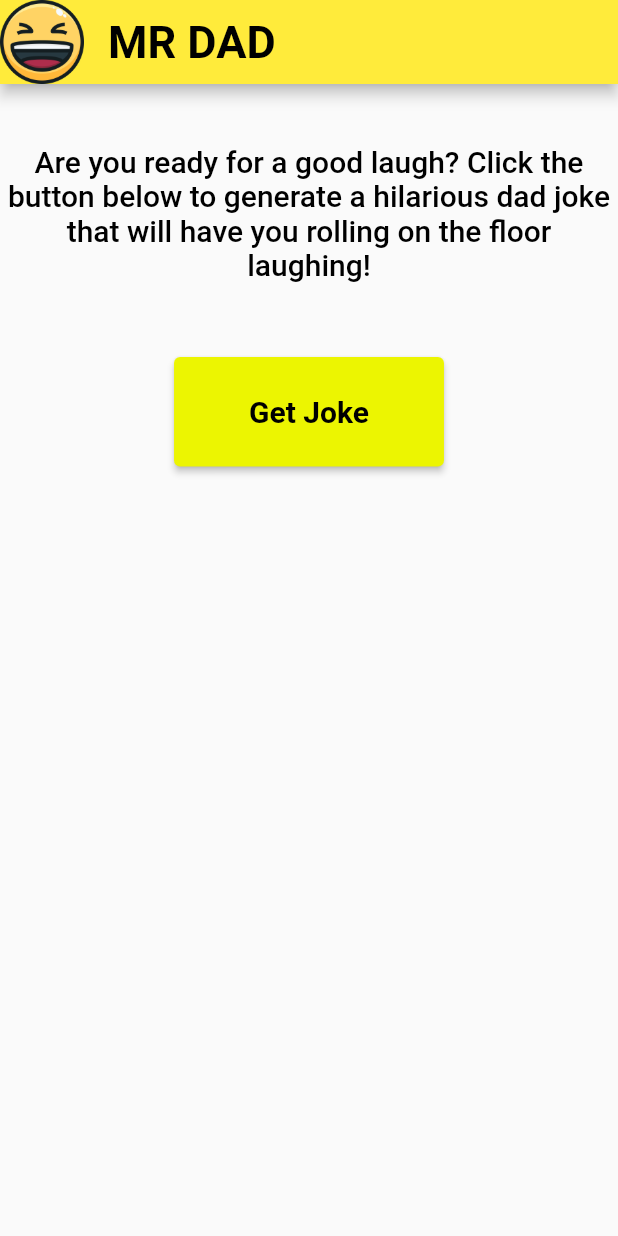
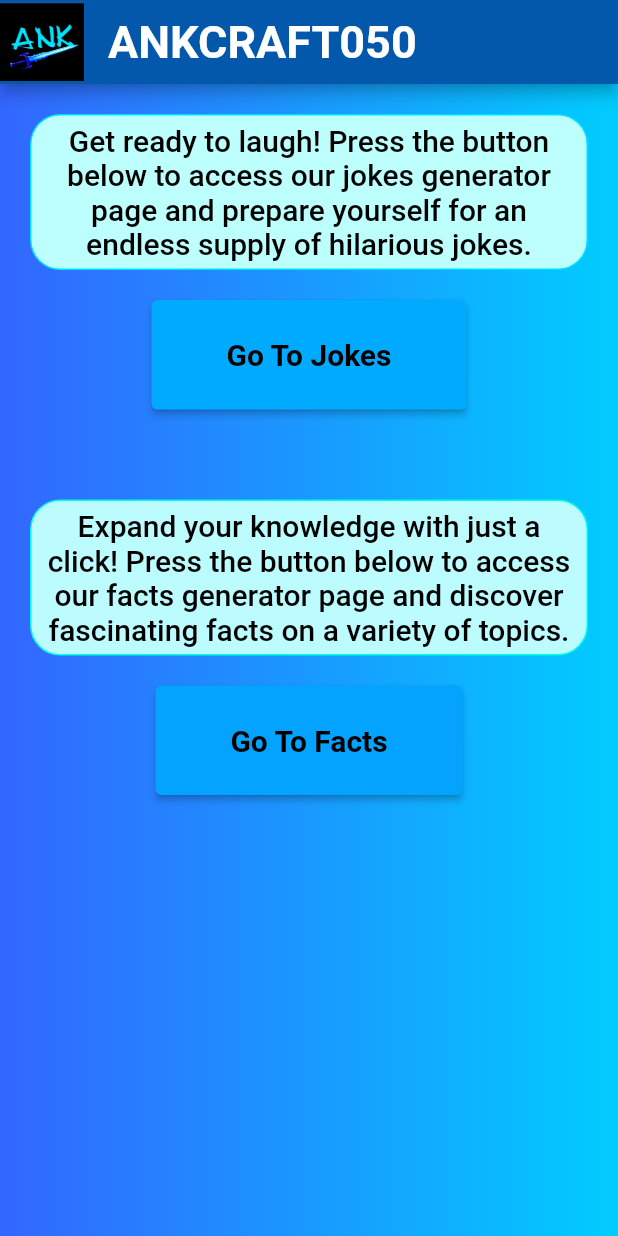
Before and after one commit to Ank050/Jokes-and-Facts-App, a Flutter app: the screen it shows after launch, on a phone screen of 412 x 824 dp. Run offline on Flutter 3.47's test engine with Material 2 defaults, Android fonts, the phone set to English and light mode, and no system bars.

Commit message:
added facts

```diff
--- a/lib/main.dart
+++ b/lib/main.dart
@@ -1,69 +1,71 @@
-import 'dart:async';
+import 'package:ankjokesapp/facts.dart';
+import 'package:flutter/material.dart';
+import 'jokes.dart';
 
-import 'package:http/http.dart' as http;
-import 'package:flutter/material.dart';
+void main() => runApp(
+      const MaterialApp(
+        debugShowCheckedModeBanner: false,
+        title: "App",
+        home: HomeScreen(),
+      ),
+    );
 
-void main() {
-  runApp(const TestScreen());
-}
-
-class TestScreen extends StatelessWidget {
-  const TestScreen({super.key});
+class HomeScreen extends StatelessWidget {
+  const HomeScreen({super.key});
 
   @override
   Widget build(BuildContext context) {
-    return MaterialApp(
-      debugShowCheckedModeBanner: false,
-      theme: ThemeData(
-        primaryColor: Colors.yellow,
+    return Container(
+      decoration: const BoxDecoration(
+        gradient: LinearGradient(
+            colors: [
+              Color(0xFF3366FF),
+              Color(0xFF00CCFF),
+            ],
+            begin: FractionalOffset(0.0, 0.0),
+            end: FractionalOffset(1.0, 0.0),
+            stops: [0.0, 1.0],
+            tileMode: TileMode.clamp),
       ),
-      title: 'This is a test app',
-      home: const HomeScreen(),
-    );
-  }
-}
-
-class HomeScreen extends StatefulWidget {
-  const HomeScreen({Key? key}) : super(key: key);
-
-  @override
-  _HomeScreenState createState() => _HomeScreenState();
-}
-
-class _HomeScreenState extends State<HomeScreen> {
-  final ButtonPress buttonPress = ButtonPress();
-  String? joke;
-
-  @override
-  Widget build(BuildContext context) {
-    return Scaffold(
+      child: Scaffold(
+        backgroundColor: Colors.transparent,
         appBar: AppBar(
           leading: SizedBox(
             width: 10,
             height: 10,
             child: Image.asset(
-              "assets/images/lol.png",
+              "assets/images/pfp.png",
               fit: BoxFit.contain,
-            )),
+            ),
+          ),
           title: const Text(
-          "MR DAD",
+            "ANKCRAFT050",
             style: TextStyle(
-              color: Colors.black,
+                color: Color.fromARGB(255, 255, 255, 255),
                 fontSize: 30,
                 fontFamily: "Roboto",
                 fontWeight: FontWeight.bold),
           ),
-        backgroundColor: Colors.yellow,
+          backgroundColor: Color.fromARGB(255, 3, 88, 172),
         ),
-      body: Center(
-        child: Column(
-          mainAxisAlignment: MainAxisAlignment.start,
-          crossAxisAlignment: CrossAxisAlignment.start,
+        body: Column(
           children: [
-            const Padding(
-              padding: EdgeInsets.only(left: 5, right: 5, top: 40),
+            Center(
+              child: Padding(
+                padding: const EdgeInsets.all(20.0),
+                child: Container(
+                  decoration: BoxDecoration(
+                    borderRadius: BorderRadius.circular(20),
+                    border: Border.all(
+                      color: Color.fromARGB(255, 0, 225, 255),
+                      width: 1,
+                    ),
+                    color: Color.fromARGB(255, 188, 255, 253),
+                  ),
+                  child: const Padding(
+                    padding: EdgeInsets.all(5),
                     child: Text(
-                "Are you ready for a good laugh? Click the button below to generate a hilarious dad joke that will have you rolling on the floor laughing!",
+                      "Get ready to laugh! Press the button below to access our jokes generator page and prepare yourself for an endless supply of hilarious jokes.",
                       style: TextStyle(
                           color: Colors.black,
                           fontSize: 20,
@@ -72,54 +74,58 @@ class _HomeScreenState extends State<HomeScreen> {
                       textAlign: TextAlign.center,
                     ),
                   ),
+                ),
+              ),
+            ),
             Center(
               child: Padding(
-                padding: const EdgeInsets.all(50),
-                child: Column(
-                  children: [
-                    ElevatedButton(
-                      onPressed: () async {
-                        final String newJoke = await buttonPress.getJoke();
-                        setState(() {
-                          joke = newJoke;
-                        });
+                padding: const EdgeInsets.only(top: 0),
+                child: ElevatedButton(
+                  onPressed: () {
+                    Navigator.push(
+                      context,
+                      MaterialPageRoute(
+                        builder: (context) => const JokesScreen(),
+                      ),
+                    );
                   },
                   style: ElevatedButton.styleFrom(
                     padding: const EdgeInsets.symmetric(
                         horizontal: 50, vertical: 25),
-                        backgroundColor: const Color.fromARGB(255, 236, 245, 1),
+                    backgroundColor: Color.fromARGB(255, 0, 170, 255),
                     textStyle: const TextStyle(
                       fontSize: 20,
                       fontWeight: FontWeight.bold,
                     ),
                   ),
                   child: const Text(
-                        'Get Joke',
+                    'Go To Jokes',
                     style: TextStyle(
                       color: Color.fromARGB(255, 0, 0, 0),
                     ),
                   ),
                 ),
-                    if (joke != null)
+              ),
+            ),
             Center(
+              child: Padding(
+                padding: const EdgeInsets.only(top: 60.0, left: 20, right: 20),
                 child: Container(
-                          height: 300,
-                          width: 450,
                   decoration: BoxDecoration(
+                    borderRadius: BorderRadius.circular(20),
                     border: Border.all(
-                              color: const Color.fromARGB(255, 245, 203, 120),
-                              width: 3,
+                      color: Color.fromARGB(255, 0, 255, 234),
+                      width: 1,
                     ),
-                            color: const Color.fromARGB(255, 243, 230, 185),
+                    color: Color.fromARGB(255, 188, 252, 255),
                   ),
-                          margin: const EdgeInsets.only(top: 70),
-                          padding: const EdgeInsets.all(10),
-                          child: Center(
+                  child: const Padding(
+                    padding: EdgeInsets.all(5),
                     child: Text(
-                              joke!,
-                              style: const TextStyle(
+                      "Expand your knowledge with just a click! Press the button below to access our facts generator page and discover fascinating facts on a variety of topics.",
+                      style: TextStyle(
+                          color: Colors.black,
                           fontSize: 20,
-                                  color: Colors.black,
                           fontFamily: "Roboto",
                           fontWeight: FontWeight.w500),
                       textAlign: TextAlign.center,
@@ -127,7 +133,34 @@ class _HomeScreenState extends State<HomeScreen> {
                   ),
                 ),
               ),
-                  ],
+            ),
+            Center(
+              child: Padding(
+                padding: const EdgeInsets.only(top: 20),
+                child: ElevatedButton(
+                  onPressed: () {
+                    Navigator.push(
+                      context,
+                      MaterialPageRoute(
+                        builder: (context) => const FactScreen(),
+                      ),
+                    );
+                  },
+                  style: ElevatedButton.styleFrom(
+                    padding: const EdgeInsets.symmetric(
+                        horizontal: 50, vertical: 25),
+                    backgroundColor: Color.fromARGB(255, 4, 163, 255),
+                    textStyle: const TextStyle(
+                      fontSize: 20,
+                      fontWeight: FontWeight.bold,
+                    ),
+                  ),
+                  child: const Text(
+                    'Go To Facts',
+                    style: TextStyle(
+                      color: Color.fromARGB(255, 0, 0, 0),
+                    ),
+                  ),
                 ),
               ),
             ),
@@ -137,18 +170,3 @@ class _HomeScreenState extends State<HomeScreen> {
     );
   }
 }
-
-class ButtonPress {
-  Future<String> getJoke() async {
-    final response = await http.get(
-      Uri.parse('https://icanhazdadjoke.com/'),
-      headers: {'Accept': 'text/plain'},
-    );
-
-    if (response.statusCode == 200) {
-      return response.body;
-    } else {
-      throw Exception('Failed to load joke');
-    }
-  }
-}
--- a/pubspec.yaml
+++ b/pubspec.yaml
@@ -60,7 +60,7 @@ flutter:
   uses-material-design: true
 
   assets:
-    - assets/images/lol.png
+    - assets/images/
   # To add assets to your application, add an assets section, like this:
   # assets:
   #   - images/a_dot_burr.jpeg
```
Also changed, not shown: lib/facts.dart (added, +139 -0 lines), lib/jokes.dart (added, +136 -0 lines), assets/images/earth.png (added), assets/images/pfp.png (added), pubspec.lock. Lines whose indentation alone changed are shown as unchanged.
